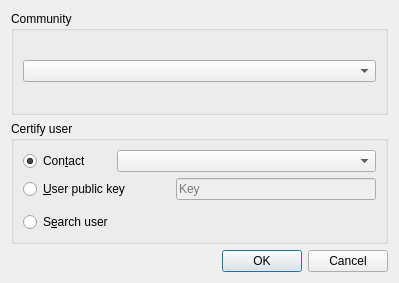
Qt form res/ui/certification.ui (duniter/sakia) before a commit.
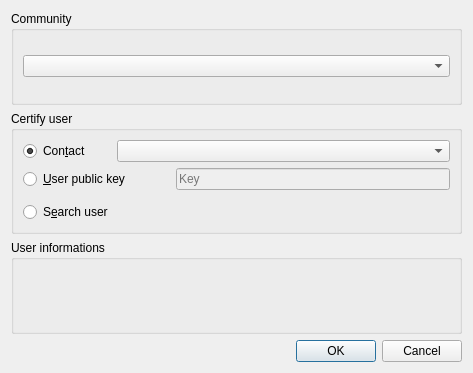
The same form after that commit. Custom widgets are drawn as their Qt base class.

```diff
--- a/res/ui/certification.ui
+++ b/res/ui/certification.ui
@@ -6,8 +6,8 @@
    <rect>
     <x>0</x>
     <y>0</y>
-    <width>399</width>
-    <height>283</height>
+    <width>473</width>
+    <height>373</height>
    </rect>
   </property>
   <property name="windowTitle">
@@ -173,6 +173,14 @@
      </layout>
     </widget>
    </item>
+   <item>
+    <widget class="QGroupBox" name="groupBox_3">
+     <property name="title">
+      <string>User informations</string>
+     </property>
+     <layout class="QVBoxLayout" name="verticalLayout_3"/>
+    </widget>
+   </item>
    <item>
     <widget class="QDialogButtonBox" name="button_box">
      <property name="orientation">
```
